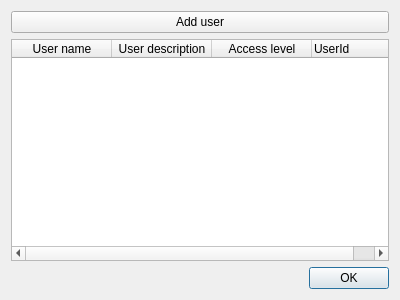
The window that src/usersForm.ui (d2uriel/Budget) describes before a commit, drawn with Qt 5.
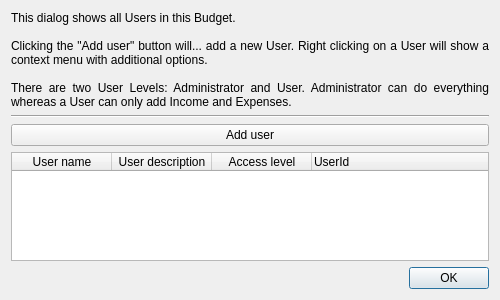
The same window after the commit.

Commit message: Added help text labels to all dialogs. They can be toggled on or off by F1 shortcut or Help > Hide help texts in dialogs.

The edit to the form file:
```diff
--- a/src/usersForm.ui
+++ b/src/usersForm.ui
@@ -6,7 +6,7 @@
    <rect>
     <x>0</x>
     <y>0</y>
-    <width>400</width>
+    <width>500</width>
     <height>300</height>
    </rect>
   </property>
@@ -14,6 +14,30 @@
    <string>Dialog</string>
   </property>
   <layout class="QVBoxLayout" name="verticalLayout">
+   <item>
+    <widget class="QLabel" name="label_helpText">
+     <property name="text">
+      <string>This dialog shows all Users in this Budget.
+
+Clicking the &quot;Add user&quot; button will... add a new User. Right clicking on a User will show a context menu with additional options.
+
+There are two User Levels: Administrator and User. Administrator can do everything whereas a User can only add Income and Expenses. </string>
+     </property>
+     <property name="alignment">
+      <set>Qt::AlignJustify|Qt::AlignVCenter</set>
+     </property>
+     <property name="wordWrap">
+      <bool>true</bool>
+     </property>
+    </widget>
+   </item>
+   <item>
+    <widget class="Line" name="line">
+     <property name="orientation">
+      <enum>Qt::Horizontal</enum>
+     </property>
+    </widget>
+   </item>
    <item>
     <widget class="QPushButton" name="pushButton_addUser">
      <property name="text">
```
Left out of the diff: 5 changed lines with no effect on the pictures. The commit also changes 30 other files.
